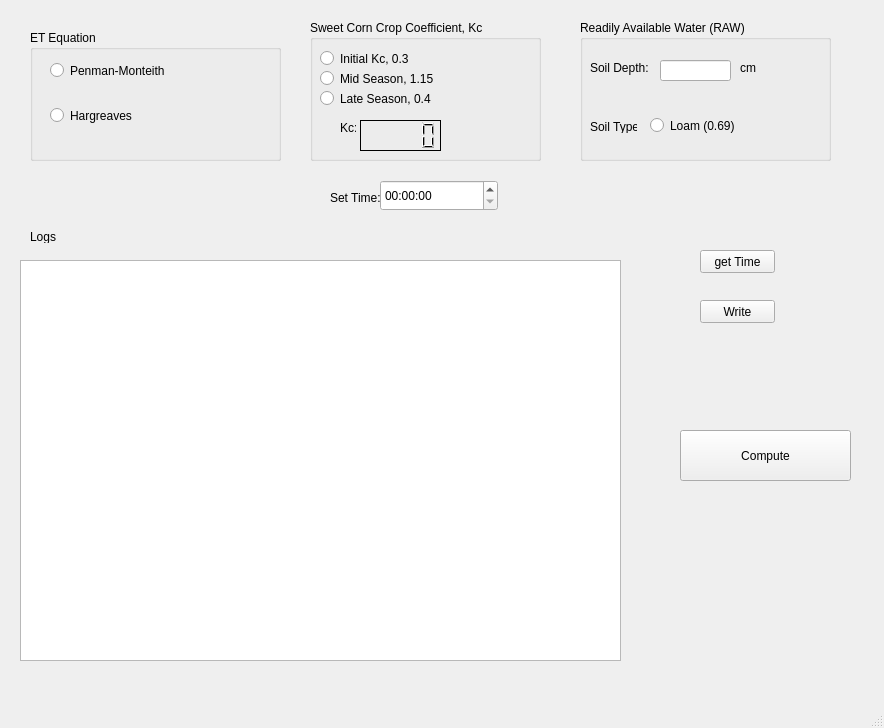
Above: main-window.ui from Nakooya/ET-Based-Irrigation before the change. Below: the same form after it.
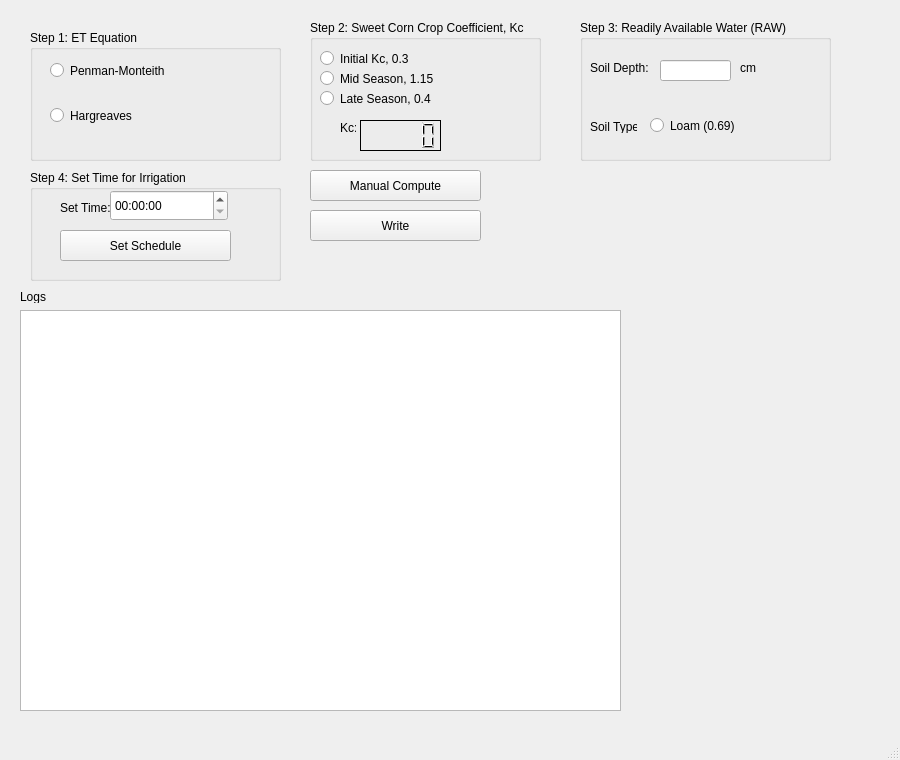
That is the form after the change.

Diff of the .ui file:
```diff
--- a/main-window.ui
+++ b/main-window.ui
@@ -6,8 +6,8 @@
    <rect>
     <x>0</x>
     <y>0</y>
-    <width>884</width>
-    <height>728</height>
+    <width>900</width>
+    <height>760</height>
    </rect>
   </property>
   <property name="windowTitle">
@@ -17,8 +17,8 @@
    <widget class="QLabel" name="logsLabel">
     <property name="geometry">
      <rect>
-      <x>30</x>
-      <y>230</y>
+      <x>20</x>
+      <y>290</y>
       <width>47</width>
       <height>13</height>
      </rect>
@@ -31,7 +31,7 @@
     <property name="geometry">
      <rect>
       <x>20</x>
-      <y>260</y>
+      <y>310</y>
       <width>601</width>
       <height>401</height>
      </rect>
@@ -47,7 +47,7 @@
      </rect>
     </property>
     <property name="title">
-     <string>Sweet Corn Crop Coefficient, Kc</string>
+     <string>Step 2: Sweet Corn Crop Coefficient, Kc</string>
     </property>
     <widget class="QRadioButton" name="Kc_init">
      <property name="geometry">
@@ -131,7 +131,7 @@
      </rect>
     </property>
     <property name="title">
-     <string>Readily Available Water (RAW)</string>
+     <string>Step 3: Readily Available Water (RAW)</string>
     </property>
     <widget class="QLabel" name="label">
      <property name="geometry">
@@ -206,7 +206,7 @@
      </rect>
     </property>
     <property name="title">
-     <string>ET Equation</string>
+     <string>Step 1: ET Equation</string>
     </property>
     <widget class="QRadioButton" name="pmRadioButton">
      <property name="geometry">
@@ -238,31 +238,46 @@
    <widget class="QPushButton" name="computeET">
     <property name="geometry">
      <rect>
-      <x>680</x>
-      <y>430</y>
+      <x>310</x>
+      <y>170</y>
       <width>171</width>
-      <height>51</height>
+      <height>31</height>
      </rect>
     </property>
     <property name="text">
-     <string>Compute</string>
+     <string>Manual Compute</string>
     </property>
    </widget>
-   <widget class="QTimeEdit" name="timeEdit">
+   <widget class="QPushButton" name="writeSomething">
     <property name="geometry">
      <rect>
-      <x>380</x>
-      <y>180</y>
-      <width>118</width>
+      <x>310</x>
+      <y>210</y>
+      <width>171</width>
       <height>31</height>
      </rect>
     </property>
+    <property name="text">
+     <string>Write</string>
+    </property>
    </widget>
+   <widget class="QGroupBox" name="groupBox">
+    <property name="geometry">
+     <rect>
+      <x>30</x>
+      <y>170</y>
+      <width>251</width>
+      <height>111</height>
+     </rect>
+    </property>
+    <property name="title">
+     <string>Step 4: Set Time for Irrigation</string>
+    </property>
    <widget class="QLabel" name="label_5">
     <property name="geometry">
      <rect>
-      <x>330</x>
-      <y>190</y>
+       <x>30</x>
+       <y>30</y>
       <width>111</width>
       <height>16</height>
      </rect>
@@ -271,31 +286,29 @@
      <string>Set Time:</string>
     </property>
    </widget>
-   <widget class="QPushButton" name="pushButton">
+    <widget class="QTimeEdit" name="timeEdit">
     <property name="geometry">
      <rect>
-      <x>700</x>
-      <y>250</y>
-      <width>75</width>
-      <height>23</height>
-     </rect>
-    </property>
-    <property name="text">
-     <string>get Time</string>
-    </property>
-   </widget>
-   <widget class="QPushButton" name="writeSomething">
+       <x>80</x>
+       <y>20</y>
+       <width>118</width>
+       <height>31</height>
+      </rect>
+     </property>
+    </widget>
+    <widget class="QPushButton" name="schedButton">
     <property name="geometry">
      <rect>
-      <x>700</x>
-      <y>300</y>
-      <width>75</width>
-      <height>23</height>
+       <x>30</x>
+       <y>60</y>
+       <width>171</width>
+       <height>31</height>
      </rect>
     </property>
     <property name="text">
-     <string>Write</string>
-    </property>
+      <string>Set Schedule</string>
+     </property>
+    </widget>
    </widget>
   </widget>
   <widget class="QMenuBar" name="menubar">
@@ -303,7 +316,7 @@
     <rect>
      <x>0</x>
      <y>0</y>
-     <width>884</width>
+     <width>900</width>
      <height>21</height>
     </rect>
    </property>
```
Lines whose indentation alone changed are shown as unchanged.
